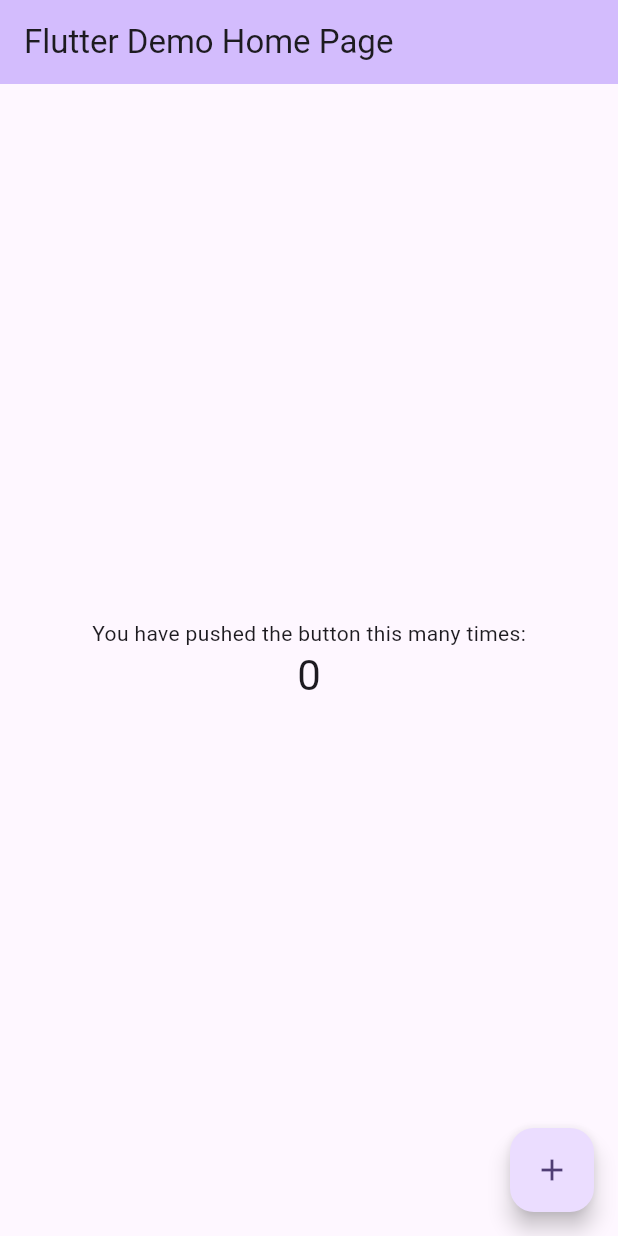
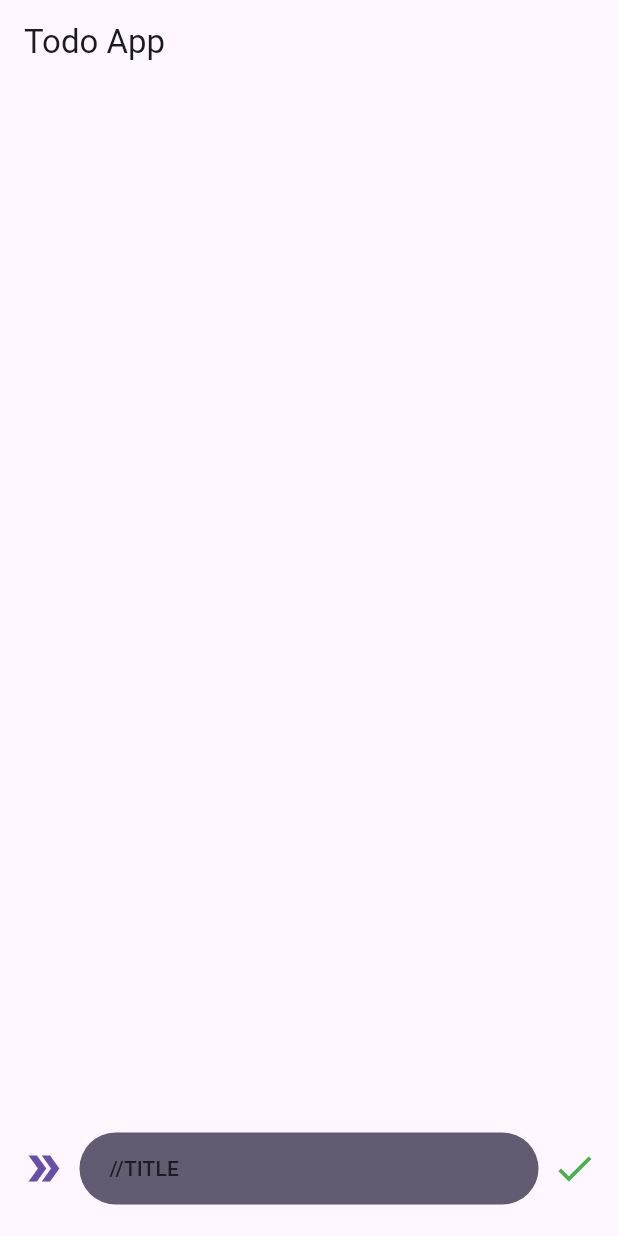
Before and after one commit to laggedskapari/medium_articles, a Flutter app: the screen it shows after launch, on a phone screen of 412 x 824 dp. Run offline on Flutter 3.47's test engine with Material 3 defaults, Android fonts, the phone set to English and light mode, and no system bars; our stand-ins replace bloc, equatable, flutter_bloc, isar; accounts and stored records are empty; generated files the repository leaves out were written again.

Commit message:
added UI Widgets

```diff
--- a/todo_app/lib/main.dart
+++ b/todo_app/lib/main.dart
@@ -1,125 +1,23 @@
 import 'package:flutter/material.dart';
+import 'package:flutter_bloc/flutter_bloc.dart';
+import 'package:todo_app/domain/database_services.dart';
+import 'package:todo_app/presentation/home.dart';
 
-void main() {
-  runApp(const MyApp());
-}
+void main() => runApp(const TodoApp());
 
-class MyApp extends StatelessWidget {
-  const MyApp({super.key});
+class TodoApp extends StatelessWidget {
+  const TodoApp({super.key});
 
-  // This widget is the root of your application.
   @override
   Widget build(BuildContext context) {
-    return MaterialApp(
-      title: 'Flutter Demo',
-      theme: ThemeData(
-        // This is the theme of your application.
-        //
-        // TRY THIS: Try running your application with "flutter run". You'll see
-        // the application has a purple toolbar. Then, without quitting the app,
-        // try changing the seedColor in the colorScheme below to Colors.green
-        // and then invoke "hot reload" (save your changes or press the "hot
-        // reload" button in a Flutter-supported IDE, or press "r" if you used
-        // the command line to start the app).
-        //
-        // Notice that the counter didn't reset back to zero; the application
-        // state is not lost during the reload. To reset the state, use hot
-        // restart instead.
-        //
-        // This works for code too, not just values: Most code changes can be
-        // tested with just a hot reload.
-        colorScheme: ColorScheme.fromSeed(seedColor: Colors.deepPurple),
-        useMaterial3: true,
+    return MultiRepositoryProvider(
+      providers: [
+        RepositoryProvider(create: (context) => DatabaseServices()),
+      ],
+      child: const MaterialApp(
+        debugShowCheckedModeBanner: false,
+        home: Home(),
       ),
-      home: const MyHomePage(title: 'Flutter Demo Home Page'),
     );
   }
 }
-
-class MyHomePage extends StatefulWidget {
-  const MyHomePage({super.key, required this.title});
-
-  // This widget is the home page of your application. It is stateful, meaning
-  // that it has a State object (defined below) that contains fields that affect
-  // how it looks.
-
-  // This class is the configuration for the state. It holds the values (in this
-  // case the title) provided by the parent (in this case the App widget) and
-  // used by the build method of the State. Fields in a Widget subclass are
-  // always marked "final".
-
-  final String title;
-
-  @override
-  State<MyHomePage> createState() => _MyHomePageState();
-}
-
-class _MyHomePageState extends State<MyHomePage> {
-  int _counter = 0;
-
-  void _incrementCounter() {
-    setState(() {
-      // This call to setState tells the Flutter framework that something has
-      // changed in this State, which causes it to rerun the build method below
-      // so that the display can reflect the updated values. If we changed
-      // _counter without calling setState(), then the build method would not be
-      // called again, and so nothing would appear to happen.
-      _counter++;
-    });
-  }
-
-  @override
-  Widget build(BuildContext context) {
-    // This method is rerun every time setState is called, for instance as done
-    // by the _incrementCounter method above.
-    //
-    // The Flutter framework has been optimized to make rerunning build methods
-    // fast, so that you can just rebuild anything that needs updating rather
-    // than having to individually change instances of widgets.
-    return Scaffold(
-      appBar: AppBar(
-        // TRY THIS: Try changing the color here to a specific color (to
-        // Colors.amber, perhaps?) and trigger a hot reload to see the AppBar
-        // change color while the other colors stay the same.
-        backgroundColor: Theme.of(context).colorScheme.inversePrimary,
-        // Here we take the value from the MyHomePage object that was created by
-        // the App.build method, and use it to set our appbar title.
-        title: Text(widget.title),
-      ),
-      body: Center(
-        // Center is a layout widget. It takes a single child and positions it
-        // in the middle of the parent.
-        child: Column(
-          // Column is also a layout widget. It takes a list of children and
-          // arranges them vertically. By default, it sizes itself to fit its
-          // children horizontally, and tries to be as tall as its parent.
-          //
-          // Column has various properties to control how it sizes itself and
-          // how it positions its children. Here we use mainAxisAlignment to
-          // center the children vertically; the main axis here is the vertical
-          // axis because Columns are vertical (the cross axis would be
-          // horizontal).
-          //
-          // TRY THIS: Invoke "debug painting" (choose the "Toggle Debug Paint"
-          // action in the IDE, or press "p" in the console), to see the
-          // wireframe for each widget.
-          mainAxisAlignment: MainAxisAlignment.center,
-          children: <Widget>[
-            const Text(
-              'You have pushed the button this many times:',
-            ),
-            Text(
-              '$_counter',
-              style: Theme.of(context).textTheme.headlineMedium,
-            ),
-          ],
-        ),
-      ),
-      floatingActionButton: FloatingActionButton(
-        onPressed: _incrementCounter,
-        tooltip: 'Increment',
-        child: const Icon(Icons.add),
-      ), // This trailing comma makes auto-formatting nicer for build methods.
-    );
-  }
-}
--- /dev/null
+++ b/todo_app/lib/presentation/home.dart
@@ -0,0 +1,32 @@
+import 'package:flutter/material.dart';
+import 'package:flutter_bloc/flutter_bloc.dart';
+import 'package:todo_app/domain/bloc/todo/todo_bloc.dart';
+import 'package:todo_app/domain/database_services.dart';
+import 'package:todo_app/presentation/new_todo_card.dart';
+import 'package:todo_app/presentation/todo_list_view.dart';
+
+class Home extends StatelessWidget {
+  const Home({super.key});
+
+  @override
+  Widget build(BuildContext context) {
+    return BlocProvider(
+      create: (context) =>
+          TodoBloc(RepositoryProvider.of<DatabaseServices>(context))
+              ..add(LoadTodosEvent()),
+      child: Scaffold(
+        appBar: AppBar(
+          title: const Text('Todo App'),
+        ),
+        body: const Column(
+          children: [
+            Expanded(
+              child: TodoListView(),
+            ),
+            NewTodoCard(),
+          ],
+        ),
+      ),
+    );
+  }
+}
--- /dev/null
+++ b/todo_app/lib/presentation/new_todo_card.dart
@@ -0,0 +1,82 @@
+import 'package:flutter/material.dart';
+import 'package:flutter_bloc/flutter_bloc.dart';
+import 'package:todo_app/domain/bloc/todo/todo_bloc.dart';
+
+class NewTodoCard extends StatefulWidget {
+  const NewTodoCard({super.key});
+
+  @override
+  State<NewTodoCard> createState() => _NewTodoCardState();
+}
+
+class _NewTodoCardState extends State<NewTodoCard> {
+  final _titleController = TextEditingController();
+
+  @override
+  void dispose() {
+    _titleController.dispose();
+    super.dispose();
+  }
+
+  @override
+  Widget build(BuildContext context) {
+    return Container(
+      margin: const EdgeInsets.fromLTRB(0, 0, 0, 10),
+      height: 70,
+      padding: const EdgeInsets.symmetric(vertical: 10, horizontal: 5),
+      child: Row(
+        mainAxisAlignment: MainAxisAlignment.center,
+        children: [
+          IconButton(
+            onPressed: () {},
+            icon: Icon(
+              Icons.double_arrow,
+              size: 30,
+              color: Theme.of(context).colorScheme.primary,
+            ),
+          ),
+          Expanded(
+            child: Center(
+              child: DecoratedBox(
+                decoration: BoxDecoration(
+                  color: Theme.of(context).colorScheme.secondary,
+                  borderRadius: BorderRadius.circular(30),
+                ),
+                child: Padding(
+                  padding: const EdgeInsets.symmetric(horizontal: 20),
+                  child: TextField(
+                    maxLines: 1,
+                    maxLength: 30,
+                    controller: _titleController,
+                    style: Theme.of(context).textTheme.bodySmall,
+                    decoration: InputDecoration(
+                      contentPadding: EdgeInsets.zero,
+                      counter: const Offstage(),
+                      hintText: '//TITLE',
+                      hintStyle: Theme.of(context).textTheme.labelLarge,
+                      border: InputBorder.none,
+                    ),
+                  ),
+                ),
+              ),
+            ),
+          ),
+          IconButton(
+            onPressed: () {
+              BlocProvider.of<TodoBloc>(context).add(
+                CreateNewTodoEvent(
+                  todoTitle: _titleController.text.trim(),
+                ),
+              );
+            },
+            icon: const Icon(
+              Icons.check,
+              size: 30,
+              color: Colors.green,
+            ),
+          ),
+        ],
+      ),
+    );
+  }
+}
--- /dev/null
+++ b/todo_app/lib/presentation/todo_list_view.dart
@@ -0,0 +1,30 @@
+import 'package:flutter/material.dart';
+import 'package:flutter_bloc/flutter_bloc.dart';
+import 'package:todo_app/domain/bloc/todo/todo_bloc.dart';
+import 'package:todo_app/presentation/todo_card.dart';
+
+class TodoListView extends StatelessWidget {
+  const TodoListView({super.key});
+  @override
+  Widget build(BuildContext context) {
+    return BlocBuilder<TodoBloc, TodoState>(
+      builder: (context, state) {
+        if (state is TodoLoadedState) {
+          return Container(
+            padding: const EdgeInsets.symmetric(vertical: 5, horizontal: 10),
+            child: ListView.builder(
+              itemBuilder: (context, index) => Dismissible(
+                key: UniqueKey(),
+                child: TodoCard(
+                  todo: state.todos[index],
+                ),
+              ),
+              itemCount: state.todos.length
+            ),
+          );
+        }
+        return const CircularProgressIndicator();
+      },
+    );
+  }
+}
```
Also changed, not shown: todo_app/lib/presentation/todo_card.dart (added, +63 -0 lines).
